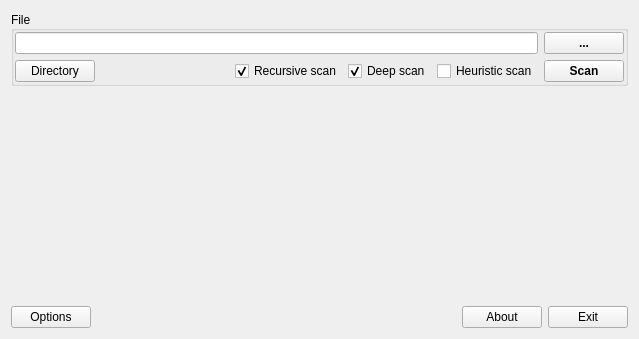
This is gui_source/guimainwindow.ui in horsicq/Nauz-File-Detector as Qt 5 draws it before an edit. The edited form follows.
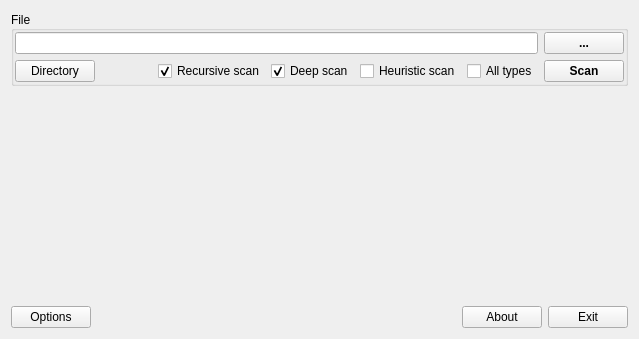
This is the edited form. Custom widgets are drawn as their Qt base class.

The edit to the form file:
```diff
--- a/gui_source/guimainwindow.ui
+++ b/gui_source/guimainwindow.ui
@@ -93,6 +93,13 @@
              </property>
             </widget>
            </item>
+           <item>
+            <widget class="QCheckBox" name="checkBoxAllTypesScan">
+             <property name="text">
+              <string>All types</string>
+             </property>
+            </widget>
+           </item>
           </layout>
          </item>
         </layout>
```
Left out of the diff: 2 changed lines with no effect on the pictures.
